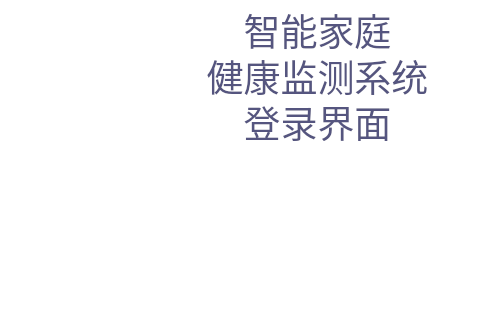
heart321/STM32Smart_home_health, file STM32Smart_home_health/Smart_home_health_Qt/Smart_health/log_in.ui: the form before one commit; both pictures show x 533 to 1024 and y 0 to 320 of the 1024 by 600 pixel window.
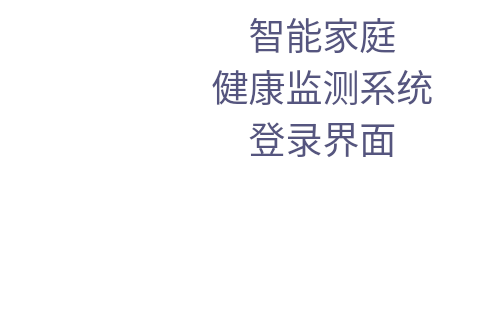
The form after the commit. Icons and pictures are not drawn. Custom widgets are drawn as their Qt base class.

The edit to the form file:
```diff
--- a/STM32Smart_home_health/Smart_home_health_Qt/Smart_health/log_in.ui
+++ b/STM32Smart_home_health/Smart_home_health_Qt/Smart_health/log_in.ui
@@ -104,8 +104,8 @@
     <rect>
      <x>690</x>
      <y>10</y>
-     <width>321</width>
-     <height>131</height>
+     <width>331</width>
+     <height>151</height>
     </rect>
    </property>
    <layout class="QVBoxLayout" name="verticalLayout_2">
```
